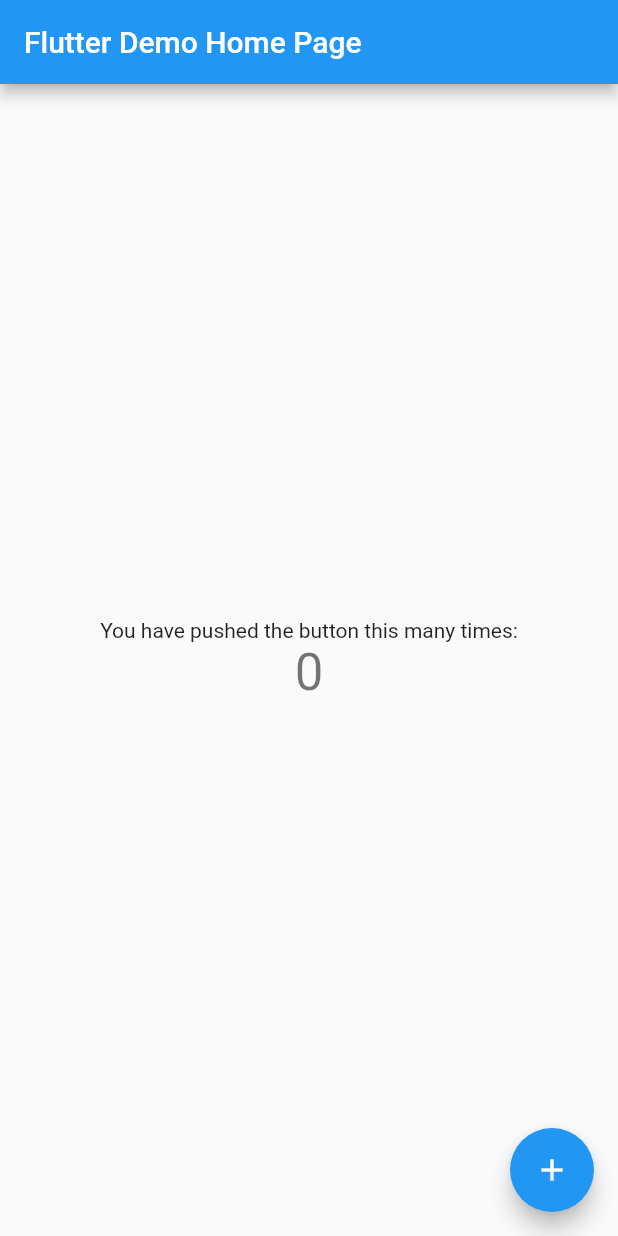
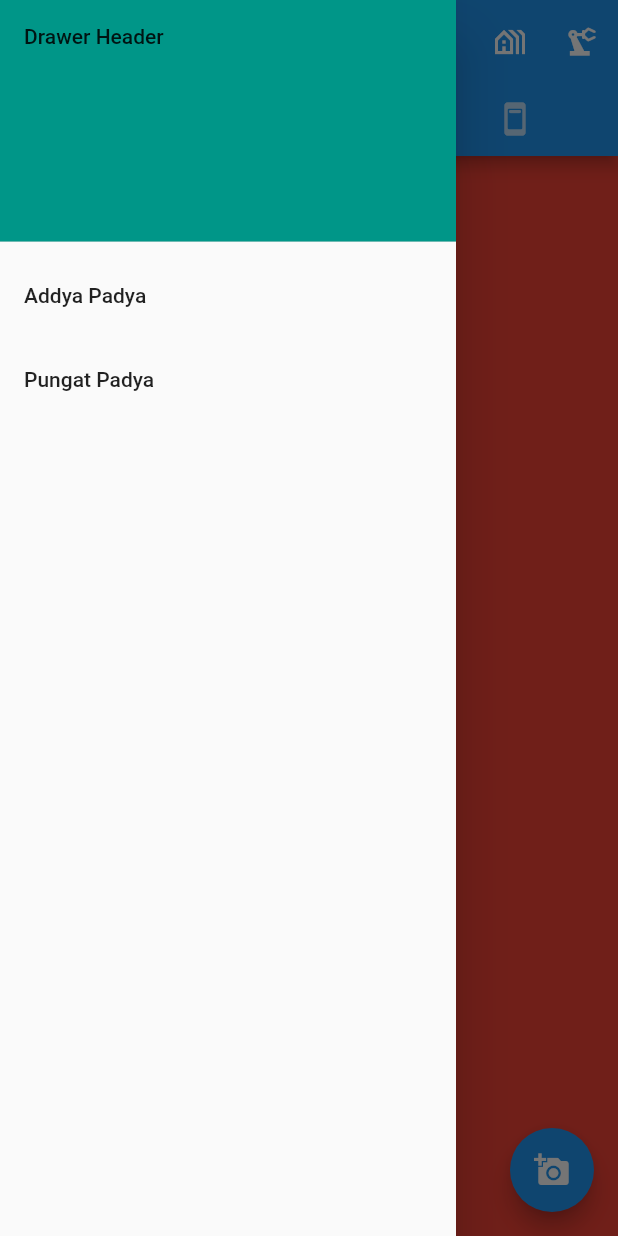
Before and after one commit to rajeabhilash/Drushya, a Flutter app: the screen it shows after launch, with the side drawer open (before the commit the screen has no drawer), on a phone screen of 412 x 824 dp. Run offline on Flutter 3.47's test engine with Material 2 defaults, Android fonts, the phone set to English and light mode, and no system bars.

Commit message:
D1 U2 Basic Widget - TabBar - CustomScollView - PageView - SliverTabBar

```diff
--- /dev/null
+++ b/lib/Widgets/DmDrawer.dart
@@ -0,0 +1,19 @@
+import 'package:flutter/material.dart';
+
+class DmDrawer extends StatelessWidget {
+  const DmDrawer({Key? key}) : super(key: key);
+
+  @override
+  Widget build(BuildContext context) {
+    return Drawer(
+      child: ListView(
+        padding: EdgeInsets.zero,
+        children: const <Widget>[
+          DrawerHeader(child: Text("Drawer Header"), decoration: BoxDecoration(color: Colors.teal),),
+          ListTile(title: Text("Addya Padya"),),
+          ListTile(title: Text("Pungat Padya"),)
+        ],
+      ),
+    );
+  }
+}
--- /dev/null
+++ b/lib/Widgets/DmSliverAppBar.dart
@@ -0,0 +1,26 @@
+import 'package:flutter/material.dart';
+
+class DmSliverAppBar extends StatelessWidget {
+  const DmSliverAppBar({Key? key}) : super(key: key);
+
+  @override
+  Widget build(BuildContext context) {
+    return CustomScrollView(
+      slivers: <Widget>[
+        SliverAppBar(
+          expandedHeight: 80,
+          flexibleSpace: FlexibleSpaceBar(
+            title: Text("Flexible Space Bar"),
+            centerTitle: true,
+          ),
+        ),
+        SliverList(delegate: SliverChildListDelegate([
+          Container(width: 300, height: 400, color: Colors.red,),
+          Container(width: 300, height: 400, color: Colors.green,),
+          Container(width: 300, height: 400, color: Colors.blue,),
+          Container(width: 300, height: 400, color: Colors.orange,),
+        ]))
+      ],
+    );
+  }
+}
--- /dev/null
+++ b/lib/Widgets/TabAndDrawer.dart
@@ -0,0 +1,51 @@
+import 'package:drushya/Widgets/DmDrawer.dart';
+import 'package:drushya/Widgets/DmSliverAppBar.dart';
+import 'package:flutter/material.dart';
+
+class TabAndDrawer extends StatelessWidget {
+  const TabAndDrawer({Key? key}) : super(key: key);
+
+  @override
+  Widget build(BuildContext context) {
+    return DefaultTabController(
+      length: 3,
+      child: Scaffold(
+          appBar: AppBar(
+            title: const Text("Sarav App"),
+            centerTitle: true,
+            actions: <Widget>[
+              IconButton(onPressed: (){}, icon: Icon(Icons.abc_sharp)),
+              IconButton(onPressed: (){}, icon: Icon(Icons.holiday_village_outlined)),
+              IconButton(onPressed: (){}, icon: Icon(Icons.precision_manufacturing)),
+            ],
+            bottom: const TabBar(
+              tabs: <Widget>[
+                Tab(child: Icon(Icons.account_balance_sharp),),
+                Tab(child: Icon(Icons.add_alert),),
+                Tab(child: Icon(Icons.ad_units_rounded),),
+              ],
+            ),
+          ),
+          floatingActionButton: FloatingActionButton(
+            onPressed: (){},
+            child: Icon(Icons.add_a_photo),
+          ),
+          drawer: DmDrawer(),
+          body: TabBarView(
+            children: <Widget>[
+              PageView(
+                scrollDirection: Axis.vertical,
+                children: <Widget>[
+                  Container(color: Colors.red,),
+                  Container(color: Colors.green,),
+                  Container(color: Colors.blue,),
+                ],
+              ),
+              DmSliverAppBar(),
+              Center(child: Text("AddUnit Bar"),),
+            ],
+          )
+      ),
+    );
+  }
+}
--- a/lib/main.dart
+++ b/lib/main.dart
@@ -1,115 +1,19 @@
+import 'package:drushya/Widgets/TabAndDrawer.dart';
 import 'package:flutter/material.dart';
 
 void main() {
-  runApp(const MyApp());
+  runApp(const StartDushya());
 }
 
-class MyApp extends StatelessWidget {
-  const MyApp({super.key});
+class StartDushya extends StatelessWidget {
+  const StartDushya({Key? key}) : super(key: key);
 
-  // This widget is the root of your application.
   @override
   Widget build(BuildContext context) {
     return MaterialApp(
-      title: 'Flutter Demo',
-      theme: ThemeData(
-        // This is the theme of your application.
-        //
-        // Try running your application with "flutter run". You'll see the
-        // application has a blue toolbar. Then, without quitting the app, try
-        // changing the primarySwatch below to Colors.green and then invoke
-        // "hot reload" (press "r" in the console where you ran "flutter run",
-        // or simply save your changes to "hot reload" in a Flutter IDE).
-        // Notice that the counter didn't reset back to zero; the application
-        // is not restarted.
-        primarySwatch: Colors.blue,
-      ),
-      home: const MyHomePage(title: 'Flutter Demo Home Page'),
+      title: "Sarav App",
+      debugShowCheckedModeBanner: false,
+      home: TabAndDrawer()
     );
   }
 }
-
-class MyHomePage extends StatefulWidget {
-  const MyHomePage({super.key, required this.title});
-
-  // This widget is the home page of your application. It is stateful, meaning
-  // that it has a State object (defined below) that contains fields that affect
-  // how it looks.
-
-  // This class is the configuration for the state. It holds the values (in this
-  // case the title) provided by the parent (in this case the App widget) and
-  // used by the build method of the State. Fields in a Widget subclass are
-  // always marked "final".
-
-  final String title;
-
-  @override
-  State<MyHomePage> createState() => _MyHomePageState();
-}
-
-class _MyHomePageState extends State<MyHomePage> {
-  int _counter = 0;
-
-  void _incrementCounter() {
-    setState(() {
-      // This call to setState tells the Flutter framework that something has
-      // changed in this State, which causes it to rerun the build method below
-      // so that the display can reflect the updated values. If we changed
-      // _counter without calling setState(), then the build method would not be
-      // called again, and so nothing would appear to happen.
-      _counter++;
-    });
-  }
-
-  @override
-  Widget build(BuildContext context) {
-    // This method is rerun every time setState is called, for instance as done
-    // by the _incrementCounter method above.
-    //
-    // The Flutter framework has been optimized to make rerunning build methods
-    // fast, so that you can just rebuild anything that needs updating rather
-    // than having to individually change instances of widgets.
-    return Scaffold(
-      appBar: AppBar(
-        // Here we take the value from the MyHomePage object that was created by
-        // the App.build method, and use it to set our appbar title.
-        title: Text(widget.title),
-      ),
-      body: Center(
-        // Center is a layout widget. It takes a single child and positions it
-        // in the middle of the parent.
-        child: Column(
-          // Column is also a layout widget. It takes a list of children and
-          // arranges them vertically. By default, it sizes itself to fit its
-          // children horizontally, and tries to be as tall as its parent.
-          //
-          // Invoke "debug painting" (press "p" in the console, choose the
-          // "Toggle Debug Paint" action from the Flutter Inspector in Android
-          // Studio, or the "Toggle Debug Paint" command in Visual Studio Code)
-          // to see the wireframe for each widget.
-          //
-          // Column has various properties to control how it sizes itself and
-          // how it positions its children. Here we use mainAxisAlignment to
-          // center the children vertically; the main axis here is the vertical
-          // axis because Columns are vertical (the cross axis would be
-          // horizontal).
-          mainAxisAlignment: MainAxisAlignment.center,
-          children: <Widget>[
-            const Text(
-              'You have pushed the button this many times:',
-            ),
-            Text(
-              '$_counter',
-              style: Theme.of(context).textTheme.headline4,
-            ),
-          ],
-        ),
-      ),
-      floatingActionButton: FloatingActionButton(
-        onPressed: _incrementCounter,
-        tooltip: 'Increment',
-        child: const Icon(Icons.add),
-      ), // This trailing comma makes auto-formatting nicer for build methods.
-    );
-  }
-}
```
Also changed, not shown: 1 other file.
